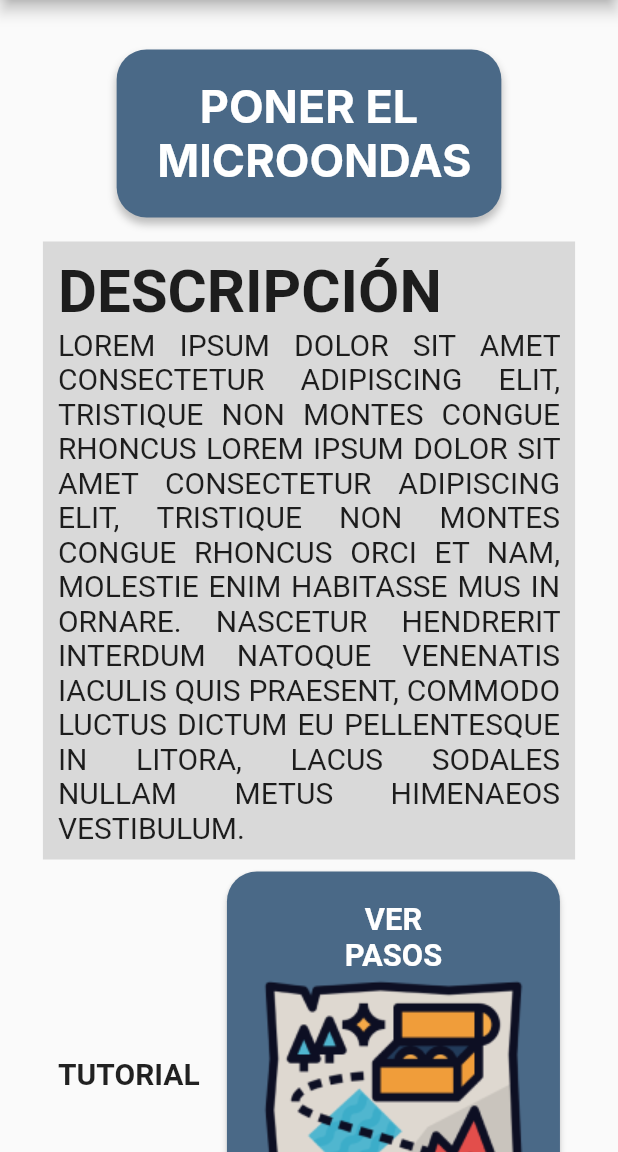
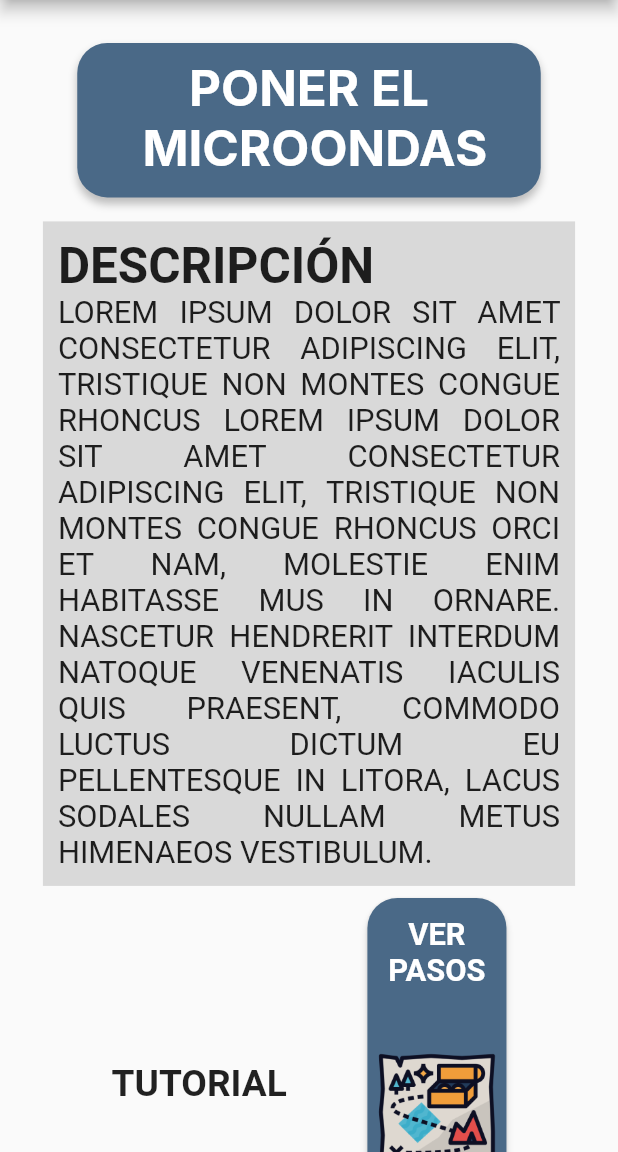
Before and after one commit to DGPAS/DGP_AS, a Flutter app: the StudentTask screen opened directly, on a phone screen of 412 x 824 dp, the part 84-1236 px from its top. Run offline on Flutter 3.47's test engine with Material 2 defaults, Android fonts, the phone set to English and light mode, and no system bars; our stand-ins replace dotted_border, image_picker; Roboto replaces fonts that are missing (Inter).

Commit message:
Diseño responsive tarea

```diff
--- a/Dability/lib/student_task.dart
+++ b/Dability/lib/student_task.dart
@@ -67,7 +67,8 @@ class _StudentTaskState extends State<StudentTask> {
           padding: EdgeInsets.only(
               left: MediaQuery.of(context).size.width * 0.05,
               right: MediaQuery.of(context).size.width * 0.05,
-              top: 25),
+              top: MediaQuery.of(context).size.height * 0.025,
+          ),
           child: Column(children: [
             Padding(
               padding: const EdgeInsets.all(8.0),
@@ -76,8 +77,9 @@ class _StudentTaskState extends State<StudentTask> {
                 mainAxisAlignment: MainAxisAlignment.spaceEvenly,
                 children: [
                   Container(
-
-                      padding: const EdgeInsets.all(20.0),
+                      width: MediaQuery.of(context).size.width * 0.75,
+                      height: MediaQuery.of(context).size.height * 0.125,
+                      padding: EdgeInsets.symmetric(vertical: MediaQuery.of(context).size.height * 0.125 * 0.1,),
                       decoration: ShapeDecoration(
                         color: Color(0xFF4A6987),
                         shape: RoundedRectangleBorder(
@@ -97,12 +99,13 @@ class _StudentTaskState extends State<StudentTask> {
                         textAlign: TextAlign.center,
                         style: TextStyle(
                           color: Colors.white,
-                          fontSize: 30,
+                          fontSize: MediaQuery.of(context).size.height * 0.04,
                           fontFamily: 'Inter',
                           fontWeight: FontWeight.w700,
                           height: 0,
                         ),
-                      )),
+                      )
+                  ),
                   /*Container(
                     padding: const EdgeInsets.all(10.0),
                     clipBehavior: Clip.antiAlias,
@@ -163,7 +166,7 @@ class _StudentTaskState extends State<StudentTask> {
                         Text(
                           'DESCRIPCIÓN',
                           style: TextStyle(
-                            fontSize: 40,
+                            fontSize: MediaQuery.of(context).size.height * 0.04,
                             fontWeight: FontWeight.bold,
                           ),
                           textAlign: TextAlign.left,
@@ -176,7 +179,7 @@ class _StudentTaskState extends State<StudentTask> {
                           'praesent, commodo luctus dictum eu pellentesque in litora, lacus sodales '
                           'nullam metus himenaeos vestibulum.'.toUpperCase(),
                           style: TextStyle(
-                            fontSize: 20,
+                            fontSize: MediaQuery.of(context).size.height * 0.025,
                           ),
                           textAlign: TextAlign.justify,
                         )
@@ -192,7 +195,7 @@ class _StudentTaskState extends State<StudentTask> {
                         'TUTORIAL',
                         style: TextStyle(
                           fontWeight: FontWeight.bold,
-                          fontSize: 20,
+                          fontSize: MediaQuery.of(context).size.height * 0.03,
                         ),
                       ),
                       //Aquí iría el vídeo
@@ -200,11 +203,17 @@ class _StudentTaskState extends State<StudentTask> {
                   ),
                 ElevatedButton(
                   style: ElevatedButton.styleFrom(
-                      padding: EdgeInsets.all(20),
+                      padding: EdgeInsets.only(
+                        top: MediaQuery.of(context).size.height * 0.30 * 0.05,
+                        bottom: MediaQuery.of(context).size.height * 0.30 * 0.05,
+                        left: MediaQuery.of(context).size.width * 0.25 * 0.05,
+                        right: MediaQuery.of(context).size.width * 0.25 * 0.05,
+                      ),
                       //fixedSize: Size(250, 100),
                       //minimumSize: Size(250, 50),
                       //maximumSize: Size(250, 100),
                       //textStyle: const TextStyle(fontSize: 25),
+                      maximumSize: Size(MediaQuery.of(context).size.width * 0.25, MediaQuery.of(context).size.height * 0.30),
                       backgroundColor: Color(0xFF4A6987),
                       shape: RoundedRectangleBorder(
                         borderRadius: BorderRadius.circular(20),
@@ -230,6 +239,8 @@ class _StudentTaskState extends State<StudentTask> {
 
                         Image.asset(
                           'images/taskImage.png',
+                          height: MediaQuery.of(context).size.height * 0.20,
+                          width: MediaQuery.of(context).size.width * 0.20,
                         ),
                       ],
                     )
```
